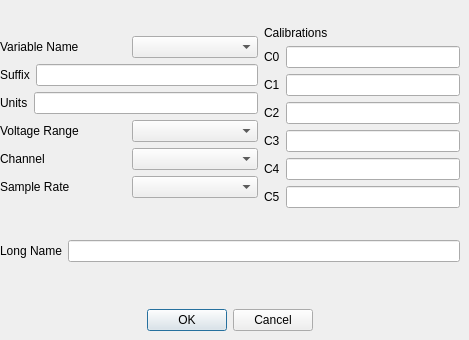
Before: the Qt Designer form src/nidas/apps/config/AddA2DVariableComboDialog.ui in NCAR/nidas, drawn with Qt 5.
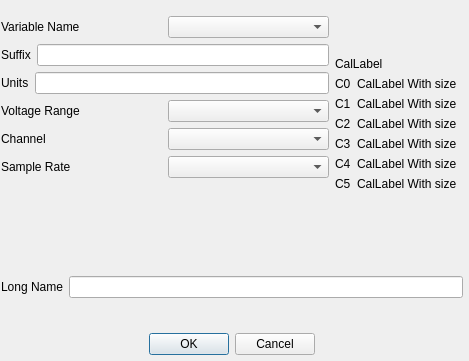
After: the same form once the commit is applied.

Commit message: Significant changes in how calibrations are handled. - we're now using calfiles as the "default" source for calibrations   * it is still possible to have calibrations defined in the XML and so we allow for that

```diff
--- a/src/nidas/apps/config/AddA2DVariableComboDialog.ui
+++ b/src/nidas/apps/config/AddA2DVariableComboDialog.ui
@@ -7,7 +7,7 @@
     <x>0</x>
     <y>0</y>
     <width>469</width>
-    <height>340</height>
+    <height>361</height>
    </rect>
   </property>
   <property name="sizePolicy">
@@ -22,12 +22,14 @@
   <widget class="QWidget" name="">
    <property name="geometry">
     <rect>
-     <x>0</x>
-     <y>0</y>
-     <width>460</width>
-     <height>233</height>
+     <x>1</x>
+     <y>3</y>
+     <width>462</width>
+     <height>352</height>
     </rect>
    </property>
+   <layout class="QVBoxLayout" name="verticalLayout_4">
+    <item>
    <layout class="QHBoxLayout" name="horizontalLayout_2">
     <item>
      <layout class="QVBoxLayout" name="verticalLayout">
@@ -161,7 +163,7 @@
       <item>
        <widget class="QLabel" name="CalibrationLabel">
         <property name="text">
-         <string>Calibrations</string>
+           <string>CalLabel</string>
         </property>
        </widget>
       </item>
@@ -175,7 +177,11 @@
          </widget>
         </item>
         <item>
-         <widget class="QLineEdit" name="Calib1Text"/>
+           <widget class="QLabel" name="Calib1Text">
+            <property name="text">
+             <string>CalLabel With size  </string>
+            </property>
+           </widget>
         </item>
        </layout>
       </item>
@@ -189,7 +195,11 @@
          </widget>
         </item>
         <item>
-         <widget class="QLineEdit" name="Calib2Text"/>
+           <widget class="QLabel" name="Calib2Text">
+            <property name="text">
+             <string>CalLabel With size  </string>
+            </property>
+           </widget>
         </item>
        </layout>
       </item>
@@ -203,7 +213,11 @@
          </widget>
         </item>
         <item>
-         <widget class="QLineEdit" name="Calib3Text"/>
+           <widget class="QLabel" name="Calib3Text">
+            <property name="text">
+             <string>CalLabel With size  </string>
+            </property>
+           </widget>
         </item>
        </layout>
       </item>
@@ -217,7 +231,11 @@
          </widget>
         </item>
         <item>
-         <widget class="QLineEdit" name="Calib4Text"/>
+           <widget class="QLabel" name="Calib4Text">
+            <property name="text">
+             <string>CalLabel With size  </string>
+            </property>
+           </widget>
         </item>
        </layout>
       </item>
@@ -231,7 +249,11 @@
          </widget>
         </item>
         <item>
-         <widget class="QLineEdit" name="Calib5Text"/>
+           <widget class="QLabel" name="Calib5Text">
+            <property name="text">
+             <string>CalLabel With size  </string>
+            </property>
+           </widget>
         </item>
        </layout>
       </item>
@@ -245,7 +267,15 @@
          </widget>
         </item>
         <item>
-         <widget class="QLineEdit" name="Calib6Text"/>
+           <widget class="QLabel" name="Calib6Text">
+            <property name="text">
+             <string>CalLabel With size  </string>
+            </property>
+           </widget>
+          </item>
+         </layout>
+        </item>
+       </layout>
         </item>
        </layout>
       </item>
@@ -262,19 +292,7 @@
         </property>
        </spacer>
       </item>
-     </layout>
-    </item>
-   </layout>
-  </widget>
-  <widget class="QWidget" name="">
-   <property name="geometry">
-    <rect>
-     <x>0</x>
-     <y>240</y>
-     <width>460</width>
-     <height>91</height>
-    </rect>
-   </property>
+    <item>
    <layout class="QVBoxLayout" name="verticalLayout_3">
     <item>
      <layout class="QHBoxLayout" name="LongNameLayout">
@@ -344,6 +362,8 @@
      </layout>
     </item>
    </layout>
+    </item>
+   </layout>
   </widget>
  </widget>
  <tabstops>
```
Left out of the diff: 16 changed lines with no effect on the pictures. Lines whose indentation alone changed are shown as unchanged. The commit also changes 10 other files.
